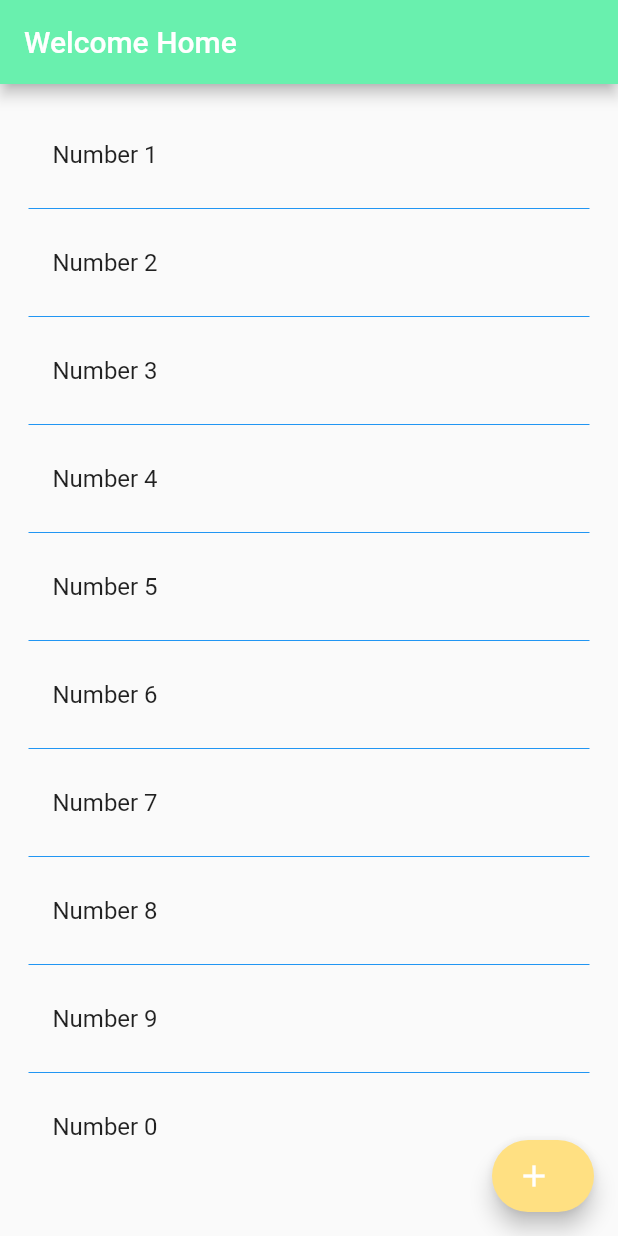
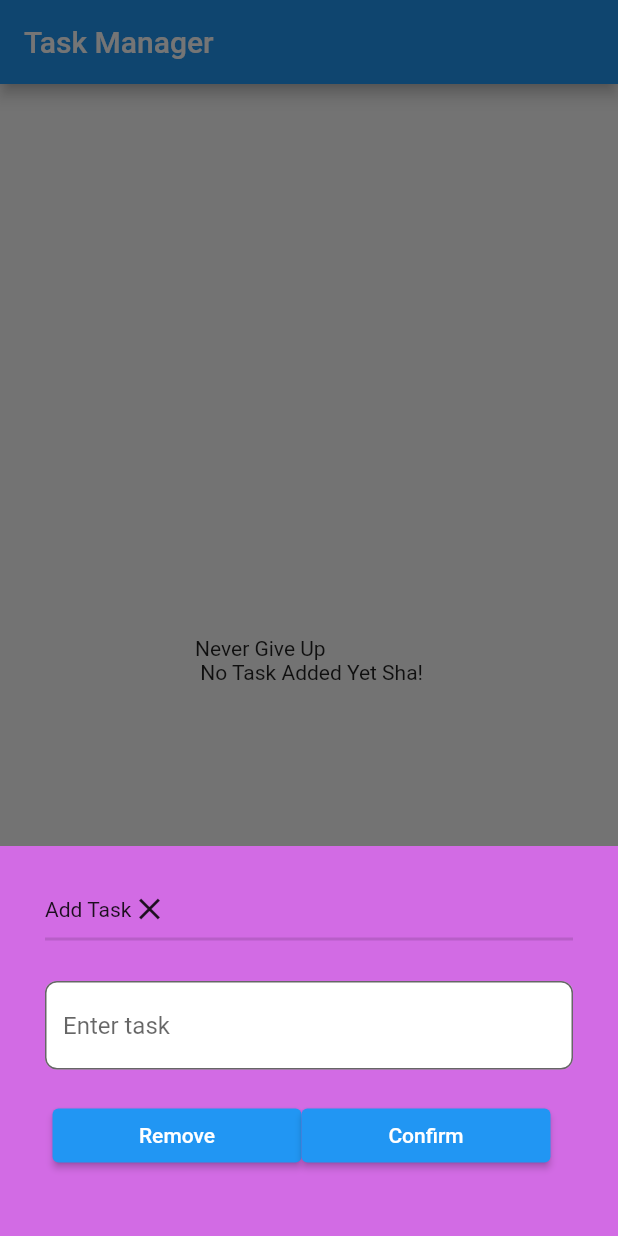
Before and after one commit to luminousbinary/FlutterBasicTuT, a Flutter app: the screen it shows after launch, after a tap on the "add" icon, on a phone screen of 412 x 824 dp. Run offline on Flutter 3.47's test engine with Material 2 defaults, Android fonts, the phone set to English and light mode, and no system bars; our stand-ins replace fluttertoast.

Commit message:
Update Adding a Tutorial for the Task manager The feature for the User Interface

```diff
--- a/lib/main.dart
+++ b/lib/main.dart
@@ -1,5 +1,6 @@
 import 'package:flutter/material.dart';
 import 'package:fluttertoast/fluttertoast.dart';
+import 'screens/task_home_screen.dart';
 import 'my_home_app.dart';
 
 // /*First tut
@@ -11,7 +12,8 @@ class MyApp extends StatelessWidget {
   @override
   Widget build(BuildContext context) {
     return MaterialApp(
-      home: MyHomeApp(),
+      // home: MyTutHome(),
+      home: TaskHomeScreen(),
     );
   }
 }
--- a/lib/my_home_app.dart
+++ b/lib/my_home_app.dart
@@ -1,14 +1,14 @@
 import 'package:flutter/material.dart';
 // import 'package:fluttertoast/fluttertoast.dart';
 
-class MyHomeApp extends StatefulWidget {
-  const MyHomeApp({Key? key}) : super(key: key);
+class MyTutHome extends StatefulWidget {
+  const MyTutHome({Key? key}) : super(key: key);
 
   @override
-  State<MyHomeApp> createState() => _MyHomeAppState();
+  State<MyTutHome> createState() => _MyTutHomeState();
 }
 
-class _MyHomeAppState extends State<MyHomeApp> {
+class _MyTutHomeState extends State<MyTutHome> {
   List<int> _listItem = [
     1,
     2,
@@ -26,7 +26,7 @@ class _MyHomeAppState extends State<MyHomeApp> {
   Widget build(BuildContext context) {
     return Scaffold(
       appBar: AppBar(
-        title: Text('Welcome Home'),
+        title: Text('Welcome To Channel Tap'),
         backgroundColor: Colors.greenAccent, //bottom: Icon(Icons.add
       ),
 
--- a/lib/screens/home_screen.dart
+++ /dev/null
@@ -1,22 +0,0 @@
-import 'package:flutter/material.dart';
-
-class HomeScreen extends StatelessWidget {
-  const HomeScreen({Key? key}) : super(key: key);
-
-  static const routeName = '/home-name';
-
-  @override
-  Widget build(BuildContext context) {
-    return Scaffold(
-      appBar: AppBar(title: Text("Task Manager")),
-      body: Center(
-        child: Text("Never Give Up\n No Task Added Yet"),
-      ),
-      floatingActionButton: FloatingActionButton(
-        child: Icon(Icons.add),
-        backgroundColor: Colors.amber,
-        onPressed: () => print("this is it"),
-      ),
-    );
-  }
-}
--- /dev/null
+++ b/lib/screens/task_home_screen.dart
@@ -0,0 +1,90 @@
+import 'package:flutter/material.dart';
+import 'package:flutter/services.dart';
+// import ''; // google fonts 11:30
+
+class TaskHomeScreen extends StatelessWidget {
+  const TaskHomeScreen({Key? key}) : super(key: key);
+
+  static const routeName = '/task-app-home';
+
+  @override
+  Widget build(BuildContext context) {
+    return Scaffold(
+      appBar: AppBar(
+        title: Text("Task Manager"),
+      ),
+      body: Center(
+        child: Text("Never Give Up\n No Task Added Yet Sha!"),
+      ),
+      floatingActionButton: FloatingActionButton(
+        child: Icon(Icons.add),
+        backgroundColor: Colors.purple,
+        onPressed: () => showModalBottomSheet(
+          context: context,
+          builder: (BuildContext context) => Container(
+            padding: const EdgeInsets.all(30),
+            height: 260,
+            color: Color.fromARGB(255, 210, 107, 228),
+            child: Column(
+              children: [
+                Row(
+                  children: [
+                    Text(
+                      "Add Task",
+                    ),
+                    GestureDetector(
+                      onTap: () => Navigator.of(context).pop(),
+                      child: Icon(Icons.close),
+                    )
+                  ],
+                ),
+                Divider(thickness: 2),
+                SizedBox(
+                  height: 20,
+                ),
+                TextField(
+                  decoration: InputDecoration(
+                    border: OutlineInputBorder(
+                      borderRadius: BorderRadius.circular(8),
+                      borderSide: BorderSide(color: Colors.white),
+                    ),
+                    fillColor: Colors.white,
+                    filled: true,
+                    hintText: 'Enter task',
+                  ),
+                ),
+                SizedBox(height: 20),
+                Container(
+                  padding: const EdgeInsets.symmetric(horizontal: 5),
+                  width: MediaQuery.of(context).size.width,
+                  child: Row(
+                    children: [
+                      Container(
+                        width: (MediaQuery.of(context).size.width / 2) - 40,
+                        child: ElevatedButton(
+                          onPressed: () => print("peressed reset"),
+                          child: Text(
+                            "Remove",
+                          ),
+                        ),
+                      ),
+                      Container(
+                        width: (MediaQuery.of(context).size.width / 2) - 40,
+                        child: ElevatedButton(
+                          onPressed: () => print("confirm pressed"),
+                          child: Text(
+                            "Confirm",
+                          ),
+                        ),
+                      ),
+                    ],
+                  ),
+                ),
+              ],
+            ),
+          ),
+        ),
+      ),
+    );
+  }
+}
--- a/pubspec.yaml
+++ b/pubspec.yaml
@@ -35,6 +35,7 @@ dependencies:
   # The following adds the Cupertino Icons font to your application.
   # Use with the CupertinoIcons class for iOS style icons.
   cupertino_icons: ^1.0.2
+  # google_fonts: ^1.1.1
 
 dev_dependencies:
   flutter_test:
```
